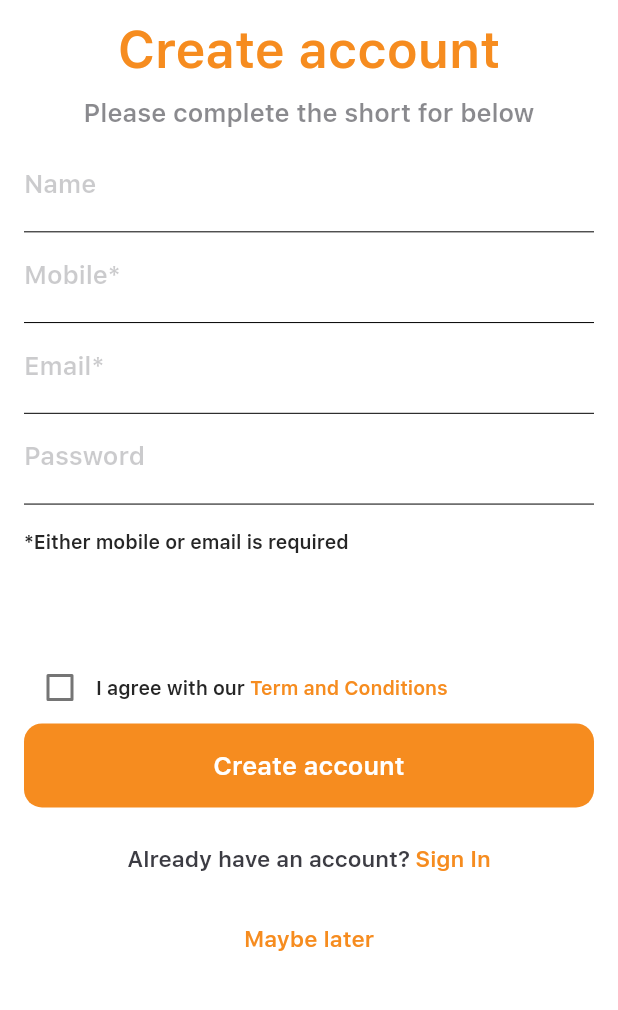
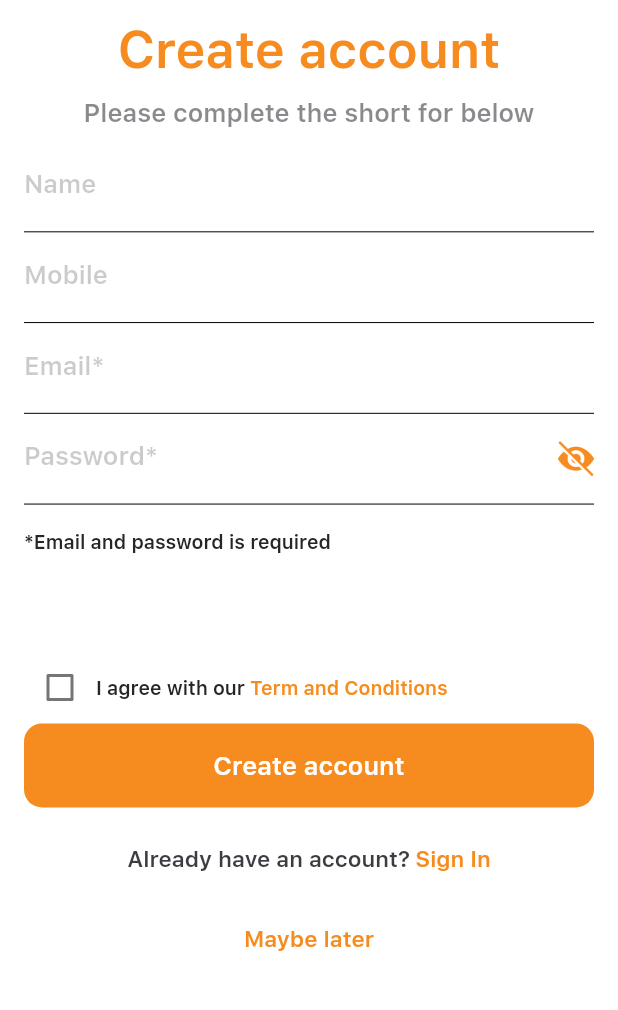
Before and after one commit to scubasimon/tudutulum, a Flutter app: the RegisterView screen opened directly, on a phone screen of 412 x 824 dp, the part 186-1196 px from its top. Run offline on Flutter 3.47's test engine with Material 2 defaults, Android fonts, the phone set to English and light mode, and no system bars; our stand-ins replace carousel_slider, cloud_firestore, dots_indicator, firebase_auth, firebase_core, google_sign_in and 2 more; missing offline and left inert: flutter_facebook_auth; accounts and stored records are empty; project files that could hold a hidden picture were left out.

Commit message:
update forgot password and ui

```diff
--- a/lib/consts/images/ImagePath.dart
+++ b/lib/consts/images/ImagePath.dart
@@ -7,4 +7,6 @@ class ImagePath {
   static const googleIcon = "assets/icons/ic_google.png";
   static const facebookIcon = "assets/icons/ic_facebook.png";
   static const chevronLeftIcon = "assets/icons/ic_chevron_left.png";
+  static const eyeIcon = "assets/icons/ic_eye.png";
+  static const hideEyeIcon = "assets/icons/ic_hide_eye.png";
 }
--- a/lib/l10n/intl_en.arb
+++ b/lib/l10n/intl_en.arb
@@ -4,11 +4,11 @@
   "onboard_title_1": "What are you  ",
   "onboard_title_2": "Your local directory",
   "onboard_title_3": "Your local calendar",
-  "onboard_title_4": "Your local exclusive savings",
+  "onboard_title_4": "Your exclusive savings",
   "onboard_description_1": "Your Tulum travel companion",
   "onboard_description_2": "Plan your trip\n- what tudu while you're in Tulum -",
-  "onboard_description_3": "What's on in Tulum\n- where goto; events, big and small -",
-  "onboard_description_4": "Sign-in to view local deals & discounts",
+  "onboard_description_3": "What's on in Tulum\n- where go; events, big and small -",
+  "onboard_description_4": "Sign-in to view\n local deals & discounts",
   "next": "Next",
   "skip": "Skip",
   "get_started": "Get Started",
@@ -24,13 +24,13 @@
   "register_message": "Please complete the short for below",
   "name": "Name",
   "mobile": "Mobile",
-  "required_message": "*Either mobile or email is required",
+  "required_message": "*Email and password is required",
   "term_and_conditions": "Term and Conditions",
   "agree_message": "I agree with our",
   "account_exist_message": "Already have an account?",
   "sign_in": "Sign In",
   "not_agree_term_and_conditions_error": "You have not agreed to the terms and conditions.",
-  "server_error": "Server error",
+  "server_error": "An error occurred, please try again",
   "name_empty_error": "Name must be not empty",
   "mobile_empty_error": "Phone must be not empty",
   "email_empty_error": "Email must be not empty",
@@ -39,6 +39,7 @@
   "password_short_error": "Password must be longer than 6 characters",
   "password_too_weak_error": "The password provided is too weak",
   "account_already_exists_error": "The account already exists for that email",
-  "user_not_approved_error": "User rejected",
-  "failed": "Failed"
+  "user_not_approved_error": "User not approve. Please try again",
+  "failed": "Failed",
+  "reset_password_message": "Password reset link has been sent successfully"
 }
--- a/lib/main.dart
+++ b/lib/main.dart
@@ -21,7 +21,7 @@ Future<void> main() async {
     options: DefaultFirebaseOptions.currentPlatform,
   );
   if (kDebugMode) {
-    // await _connectToFirebaseEmulator();
+    await _connectToFirebaseEmulator();
   }
   runApp(const MyApp());
 }
--- a/lib/models/auth.dart
+++ b/lib/models/auth.dart
@@ -8,9 +8,9 @@ enum AuthType {
 class Authentication {
   String? email;
   String? password;
-  String name;
+  String? name;
   AuthType type;
   String? phone;
 
-  Authentication(this.type, this.name, {this.email, this.password, this.phone});
+  Authentication(this.type, {this.name, this.email, this.password, this.phone});
 }
--- a/lib/models/error.dart
+++ b/lib/models/error.dart
@@ -47,10 +47,10 @@ class AuthenticationError {
     message: S.current.password_short_error
   );
 
-  static CustomError badCredentials(Map<String, dynamic> data) {
+  static CustomError badCredentials(Map<String, dynamic> data, {String message = "Bad Credentials"}) {
     return CustomError(
       "E_AUTH_107",
-      message: "Bad Credentials",
+      message: message,
       data: data,
     );
   }
--- a/lib/views/onboard/card_board_view.dart
+++ b/lib/views/onboard/card_board_view.dart
@@ -33,6 +33,7 @@ class CardBoardView extends StatelessWidget {
               fontSize: 17,
               fontFamily: FontStyles.raleway,
               color: ColorStyle.tertiaryDarkLabel,
+              fontWeight: FontWeight.w700,
             ),
             textAlign: TextAlign.center,
           ),
--- a/lib/views/register/register_view.dart
+++ b/lib/views/register/register_view.dart
@@ -32,8 +32,8 @@ class _RegisterStateView extends State<RegisterView> {
   final _emailController = TextEditingController();
   final _passwordController = TextEditingController();
 
-
-  bool _isAccepted = false;
+  var _hidePassword = true;
+  var _isAccepted = false;
 
   @override
   void initState() {
@@ -108,7 +108,6 @@ class _RegisterStateView extends State<RegisterView> {
                         child: TextField(
                           cursorColor: ColorStyle.primary,
                           textInputAction: TextInputAction.done,
-                          keyboardType: TextInputType.none,
                           controller: _nameController,
                           style: const TextStyle(
                             color: ColorStyle.darkLabel,
@@ -143,7 +142,7 @@ class _RegisterStateView extends State<RegisterView> {
                             fontStyle: FontStyle.normal,
                           ),
                           decoration: InputDecoration(
-                              labelText: "${S.current.mobile}*",
+                              labelText: S.current.mobile,
                               border: InputBorder.none,
                               labelStyle: const TextStyle(
                                   color: ColorStyle.tertiaryDarkLabel30
@@ -181,12 +180,14 @@ class _RegisterStateView extends State<RegisterView> {
                         height: 0.5,
                         color: Colors.black,
                       ),
+                      Row(
+                        children: [
                           SizedBox.fromSize(
-                        size: const Size.fromHeight(60.0),
+                            size: Size(MediaQuery.of(context).size.width - 56.0, 60.0),
                             child: TextField(
                               cursorColor: ColorStyle.primary,
                               textInputAction: TextInputAction.done,
-                          obscureText: true,
+                              obscureText: _hidePassword,
                               controller: _passwordController,
                               style: const TextStyle(
                                 color: ColorStyle.darkLabel,
@@ -195,13 +196,27 @@ class _RegisterStateView extends State<RegisterView> {
                                 fontStyle: FontStyle.normal,
                               ),
                               decoration: InputDecoration(
-                              labelText: S.current.password,
+                                  labelText: "${S.current.password}*",
                                   border: InputBorder.none,
                                   labelStyle: const TextStyle(
                                       color: ColorStyle.tertiaryDarkLabel30
                                   )
                               ),
                             ),
+                          ),
+                          InkWell(
+                            onTap: (){
+                              setState(() {
+                                _hidePassword = !_hidePassword;
+                              });
+                            },
+                            child: Image.asset(
+                              _hidePassword ? ImagePath.hideEyeIcon : ImagePath.eyeIcon,
+                              width: 24,
+                              height: 24,
+                            ),
+                          ),
+                        ],
                       ),
                       const Divider(
                         height: 0.5,
@@ -380,7 +395,7 @@ class _RegisterStateView extends State<RegisterView> {
     );
   }
 
-  Future<void> _registerAction() async {
+  void _registerAction() {
     if(!_isAccepted) {
       _showAlert(S.current.not_agree_term_and_conditions_error);
       return;
@@ -400,15 +415,12 @@ class _RegisterStateView extends State<RegisterView> {
     .catchError((error, stackTrace) {
       Navigator.of(context).pop();
       CustomError err = error as CustomError;
-      var message = err.message != null ? err.message! : "";
-      if (err.code == "E_AUTH_107") {
-        message = err.data["error"];
-      }
+      var message = err.message != null ? err.message! : S.current.failed;
       _showAlert(message);
     });
   }
 
-  Future<void> _openTermAndConditionsAction() async {
+  void _openTermAndConditionsAction() async {
     if (!await launchUrl(Uri.parse(URLConsts.termAndConditions))) {
       throw 'Could not launch ${URLConsts.termAndConditions}';
     }
```
Also changed, not shown: lib/repositories/auth/auth_repository.dart (+7 -0 lines), lib/services/apple/sign_in.dart (+11 -6 lines), lib/services/firebase/firebase_service.dart (+22 -9 lines), lib/viewmodels/authentication_viewmodel.dart (+6 -13 lines), lib/views/login/login_view.dart (+50 -17 lines), assets/icons/ic_eye.png (added), assets/icons/ic_hide_eye.png (added), lib/generated/intl/messages_en.dart, lib/generated/l10n.dart. Lines whose indentation alone changed are shown as unchanged.
